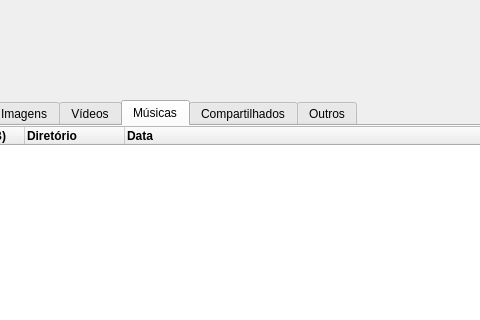
barretoMarcosPaulo/DriveShare, file GUIs/tela_pastas.ui: the form before one commit; both pictures show x 198 to 678 and y 0 to 320 of the 916 by 615 pixel window.
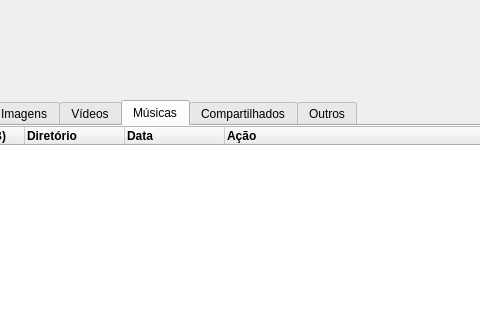
The form after the commit. The open tabs and pages were chosen to show the change. Icons and pictures are not drawn.

Commit message: update: nova coluna para a tela home

The edit to the form file:
```diff
--- a/GUIs/tela_pastas.ui
+++ b/GUIs/tela_pastas.ui
@@ -518,6 +518,17 @@
         </font>
        </property>
       </column>
+      <column>
+       <property name="text">
+        <string>Ação</string>
+       </property>
+       <property name="font">
+        <font>
+         <weight>75</weight>
+         <bold>true</bold>
+        </font>
+       </property>
+      </column>
      </widget>
     </widget>
     <widget class="QWidget" name="tab_7">
```
Left out of the diff: 2 changed lines with no effect on the pictures. The commit also changes 1 other file.
